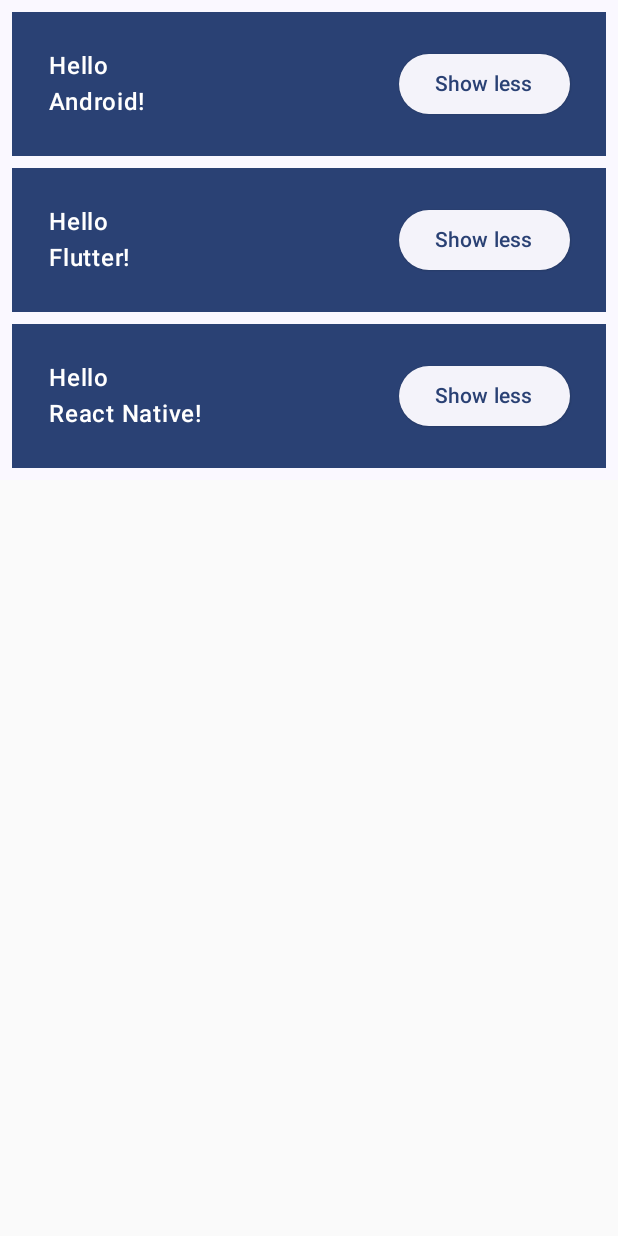
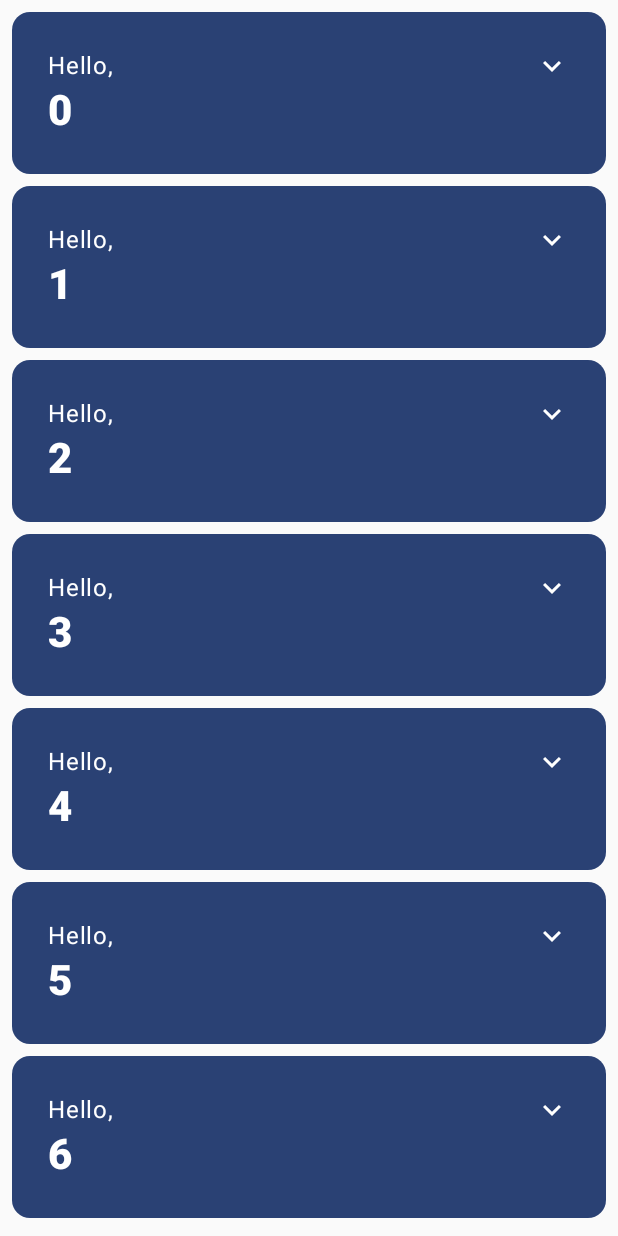
Before and after one commit to Maddumage/android-compose-basic-code-lab, an Android app built with Jetpack Compose: the screen it shows after launch (MainActivity), after a tap on "Continue", on a phone screen of 412 x 824 dp. Run offline under Robolectric (Android 15) with nearby library versions, the phone set to English and light mode, and no system bars.

Commit message:
complete the code lab

```diff
--- a/app/build.gradle.kts
+++ b/app/build.gradle.kts
@@ -66,4 +66,5 @@ dependencies {
     androidTestImplementation(libs.androidx.ui.test.junit4)
     debugImplementation(libs.androidx.ui.tooling)
     debugImplementation(libs.androidx.ui.test.manifest)
+    implementation(libs.androidx.material.icons.extended)
 }
--- a/app/src/main/java/com/maddumage/composebasiccodelab/MainActivity.kt
+++ b/app/src/main/java/com/maddumage/composebasiccodelab/MainActivity.kt
@@ -1,33 +1,42 @@
 package com.maddumage.composebasiccodelab
 
+import android.content.res.Configuration.UI_MODE_NIGHT_YES
 import android.os.Bundle
 import androidx.activity.ComponentActivity
 import androidx.activity.compose.setContent
 import androidx.activity.enableEdgeToEdge
+import androidx.compose.animation.animateContentSize
+import androidx.compose.animation.core.Spring
+import androidx.compose.animation.core.spring
+import androidx.compose.foundation.layout.Arrangement
 import androidx.compose.foundation.layout.Column
 import androidx.compose.foundation.layout.Row
 import androidx.compose.foundation.layout.fillMaxSize
-import androidx.compose.foundation.layout.fillMaxWidth
 import androidx.compose.foundation.layout.padding
+import androidx.compose.foundation.lazy.LazyColumn
+import androidx.compose.foundation.lazy.items
+import androidx.compose.material.icons.Icons
+import androidx.compose.material.icons.filled.ExpandLess
+import androidx.compose.material.icons.filled.ExpandMore
 import androidx.compose.material3.Button
-import androidx.compose.material3.ElevatedButton
+import androidx.compose.material3.Card
+import androidx.compose.material3.CardDefaults
+import androidx.compose.material3.Icon
+import androidx.compose.material3.IconButton
 import androidx.compose.material3.MaterialTheme
-import androidx.compose.material3.Surface
 import androidx.compose.material3.Text
 import androidx.compose.runtime.Composable
+import androidx.compose.runtime.getValue
+import androidx.compose.runtime.mutableStateOf
+import androidx.compose.runtime.saveable.rememberSaveable
+import androidx.compose.runtime.setValue
+import androidx.compose.ui.Alignment
 import androidx.compose.ui.Modifier
-import androidx.compose.ui.text.font.FontStyle
+import androidx.compose.ui.res.stringResource
 import androidx.compose.ui.text.font.FontWeight
-import androidx.compose.ui.text.style.TextAlign
 import androidx.compose.ui.tooling.preview.Preview
 import androidx.compose.ui.unit.dp
 import com.maddumage.composebasiccodelab.ui.theme.ComposeBasicCodelabTheme
-import androidx.compose.runtime.mutableStateOf
-import androidx.compose.runtime.remember
-import androidx.compose.foundation.layout.Arrangement
-import androidx.compose.runtime.getValue
-import androidx.compose.runtime.setValue
-import androidx.compose.ui.Alignment
 
 class MainActivity : ComponentActivity() {
     override fun onCreate(savedInstanceState: Bundle?) {
@@ -45,10 +54,10 @@ class MainActivity : ComponentActivity() {
 fun MyApp(
     modifier: Modifier = Modifier
 ) {
-    var shouldShowOnboarding by remember { mutableStateOf(true) }
-    if(shouldShowOnboarding){
+    var shouldShowOnboarding by rememberSaveable { mutableStateOf(true) }
+    if (shouldShowOnboarding) {
         OnboardingScreen(onContinueClicked = { shouldShowOnboarding = false })
-    }else{
+    } else {
         Greetings()
     }
 }
@@ -64,18 +73,12 @@ fun MyAppPreview() {
 @Composable
 fun Greetings(
     modifier: Modifier = Modifier,
-    names: List<String> = listOf("Android", "Flutter", "React Native")
+    names: List<String> = List(1000) { "$it" }
 ) {
-    Surface(
-        modifier = modifier,
-        color = MaterialTheme.colorScheme.background
-    ) {
-        Column(modifier = modifier.padding(vertical = 4.dp)) {
-            for (name in names) {
-                Greeting(name)
-            }
+    LazyColumn(modifier = modifier.padding(vertical = 4.dp)) {
+        items(items = names) { name ->
+            Greeting(name = name)
         }
-
     }
 }
 
@@ -89,43 +92,22 @@ fun GreetingsPreview() {
 
 @Composable
 fun Greeting(name: String, modifier: Modifier = Modifier) {
-    var expanded by remember {
-        mutableStateOf(false)
-    }
-    val extraPadding = if (expanded) 48.dp else 0.dp
-    Surface(
-        color = MaterialTheme.colorScheme.primary,
+    Card(
+        colors = CardDefaults.cardColors(
+            containerColor = MaterialTheme.colorScheme.primary
+        ),
         modifier = modifier.padding(vertical = 4.dp, horizontal = 8.dp)
     ) {
-        Row(modifier = Modifier.padding(24.dp)) {
-            Column(
-                modifier = Modifier
-                    .weight(1f)
-                    .padding(bottom = extraPadding)
-            ) {
-                Text(
-                    text = "Hello",
-                    textAlign = TextAlign.Center,
-                    fontStyle = FontStyle.Normal,
-                    fontWeight = FontWeight(600)
-                )
-                Text(
-                    text = "$name!",
-                    textAlign = TextAlign.Center,
-                    fontStyle = FontStyle.Normal,
-                    fontWeight = FontWeight(600)
-                )
-            }
-            ElevatedButton(
-                onClick = { expanded = !expanded }
-            ) {
-                Text(if (expanded) "Show more" else "Show less")
-            }
-        }
-
+        CardContent(name)
     }
 }
 
+@Preview(
+    showBackground = true,
+    widthDp = 320,
+    uiMode = UI_MODE_NIGHT_YES,
+    name = "GreetingPreviewDark"
+)
 @Preview(showBackground = true)
 @Composable
 fun GreetingPreview() {
@@ -158,3 +140,48 @@ fun OnboardingPreview() {
         OnboardingScreen(onContinueClicked = {}) // Do nothing on click.
     }
 }
+
+@Composable
+private fun CardContent(name: String) {
+    var expanded by rememberSaveable { mutableStateOf(false) }
+
+    Row(
+        modifier = Modifier
+            .padding(12.dp)
+            .animateContentSize(
+                animationSpec = spring(
+                    dampingRatio = Spring.DampingRatioMediumBouncy,
+                    stiffness = Spring.StiffnessLow
+                )
+            )
+    ) {
+        Column(
+            modifier = Modifier
+                .weight(1f)
+                .padding(12.dp)
+        ) {
+            Text(text = "Hello, ")
+            Text(
+                text = name, style = MaterialTheme.typography.headlineMedium.copy(
+                    fontWeight = FontWeight.ExtraBold
+                )
+            )
+            if (expanded) {
+                Text(
+                    text = ("Composem ipsum color sit lazy, " +
+                            "padding theme elit, sed do bouncy. ").repeat(4),
+                )
+            }
+        }
+        IconButton(onClick = { expanded = !expanded }) {
+            Icon(
+                imageVector = if (expanded) Icons.Filled.ExpandLess else Icons.Filled.ExpandMore,
+                contentDescription = if (expanded) {
+                    stringResource(R.string.show_less)
+                } else {
+                    stringResource(R.string.show_more)
+                }
+            )
+        }
+    }
+}
--- a/app/src/main/java/com/maddumage/composebasiccodelab/ui/theme/Color.kt
+++ b/app/src/main/java/com/maddumage/composebasiccodelab/ui/theme/Color.kt
@@ -9,3 +9,8 @@ val Pink80 = Color(0xFFEFB8C8)
 val Purple40 = Color(0xFF6650a4)
 val PurpleGrey40 = Color(0xFF625b71)
 val Pink40 = Color(0xFF7D5260)
+
+val Navy = Color(0xFF073042)
+val Blue = Color(0xFF4285F4)
+val LightBlue = Color(0xFFD7EFFE)
+val Chartreuse = Color(0xFFEFF7CF)
--- a/app/src/main/java/com/maddumage/composebasiccodelab/ui/theme/Theme.kt
+++ b/app/src/main/java/com/maddumage/composebasiccodelab/ui/theme/Theme.kt
@@ -9,6 +9,7 @@ import androidx.compose.material3.dynamicDarkColorScheme
 import androidx.compose.material3.dynamicLightColorScheme
 import androidx.compose.material3.lightColorScheme
 import androidx.compose.runtime.Composable
+import androidx.compose.ui.graphics.Color
 import androidx.compose.ui.platform.LocalContext
 
 private val DarkColorScheme = darkColorScheme(
@@ -20,9 +21,9 @@ private val DarkColorScheme = darkColorScheme(
 private val LightColorScheme = lightColorScheme(
     primary = Purple40,
     secondary = PurpleGrey40,
-    tertiary = Pink40
+    tertiary = Pink40,
 
-    /* Other default colors to override
+    //Other default colors to override
     background = Color(0xFFFFFBFE),
     surface = Color(0xFFFFFBFE),
     onPrimary = Color.White,
@@ -30,7 +31,6 @@ private val LightColorScheme = lightColorScheme(
     onTertiary = Color.White,
     onBackground = Color(0xFF1C1B1F),
     onSurface = Color(0xFF1C1B1F),
-    */
 )
 
 @Composable
--- a/app/src/main/res/values/strings.xml
+++ b/app/src/main/res/values/strings.xml
@@ -1,3 +1,5 @@
 <resources>
     <string name="app_name">Compose Basic Codelab</string>
+    <string name="show_less">Show less</string>
+    <string name="show_more">Show more</string>
 </resources>
--- a/gradle/libs.versions.toml
+++ b/gradle/libs.versions.toml
@@ -11,6 +11,7 @@ composeBom = "2023.08.00"
 
 [libraries]
 androidx-core-ktx = { group = "androidx.core", name = "core-ktx", version.ref = "coreKtx" }
+androidx-material-icons-extended = { module = "androidx.compose.material:material-icons-extended" }
 junit = { group = "junit", name = "junit", version.ref = "junit" }
 androidx-junit = { group = "androidx.test.ext", name = "junit", version.ref = "junitVersion" }
 androidx-espresso-core = { group = "androidx.test.espresso", name = "espresso-core", version.ref = "espressoCore" }
```
